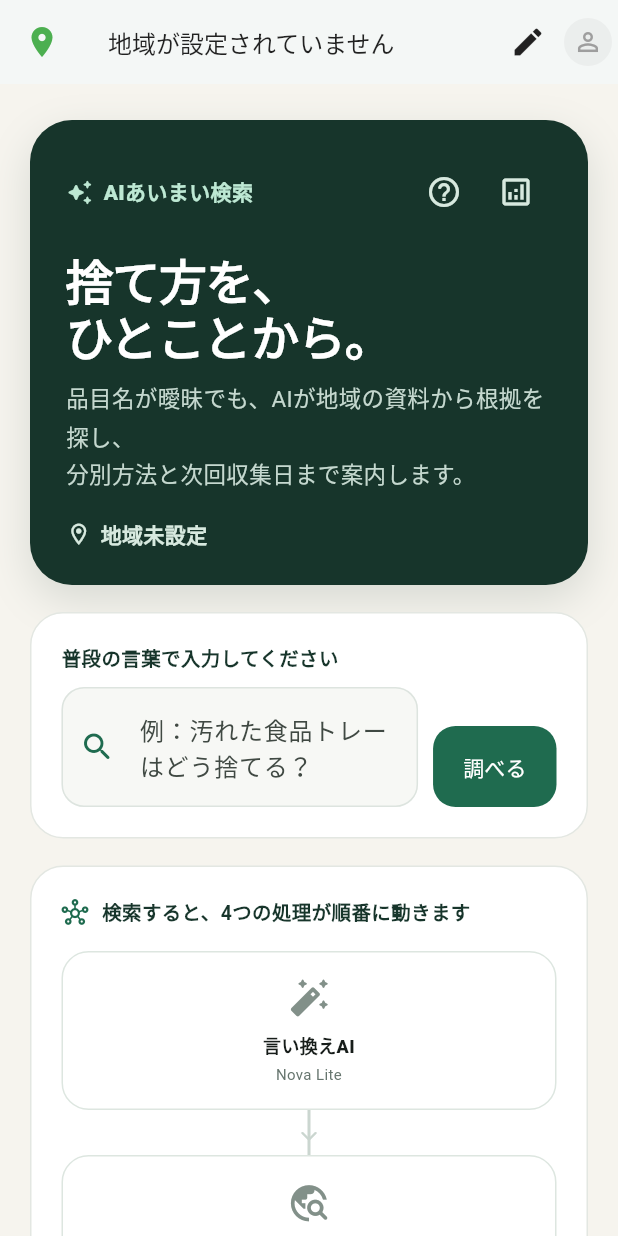
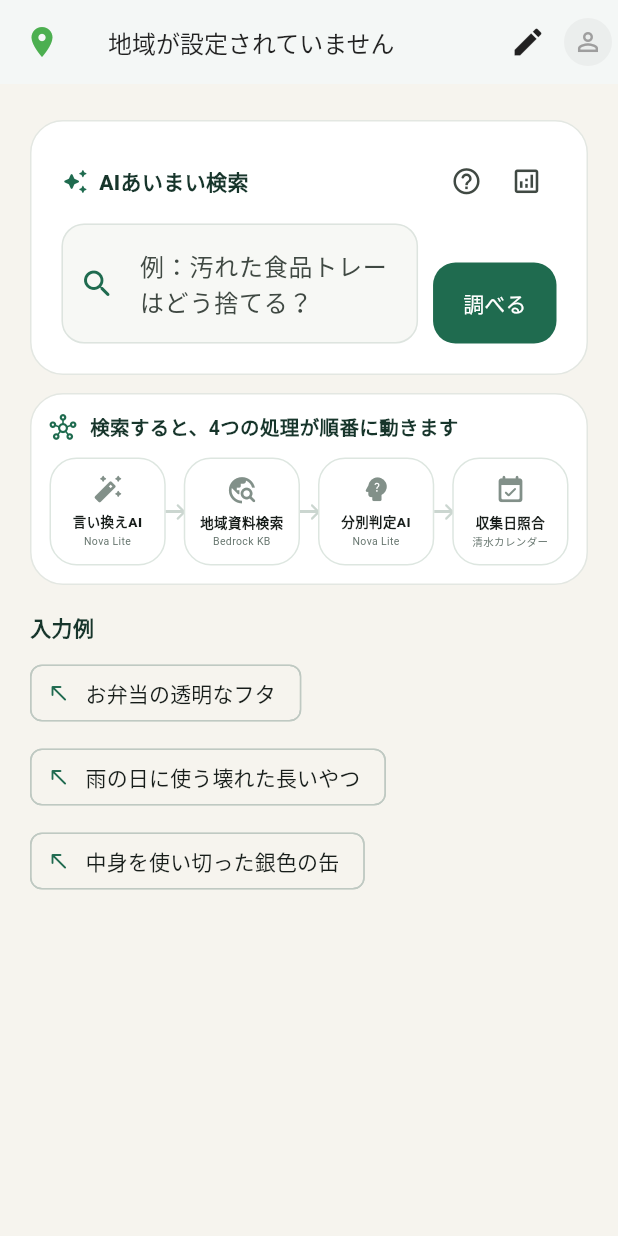
Before and after one commit to nlp-pbl-2026/garbage-app, a Flutter app: the SearchScreen screen opened directly, on a phone screen of 412 x 824 dp. Run offline on Flutter 3.47's test engine with Material 3 defaults, Android fonts, the phone set to English and light mode, and no system bars; our stand-ins replace csv, flutter_local_notifications, flutter_riverpod, geocoding, geolocator, share_plus and 3 more; accounts and stored records are empty.

Commit message:
fix: スマホ検索画面をコンパクトに改善

```diff
--- a/frontend/lib/screens/search_screen.dart
+++ b/frontend/lib/screens/search_screen.dart
@@ -118,7 +118,6 @@ class _SearchScreenState extends ConsumerState<SearchScreen> {
 
   @override
   Widget build(BuildContext context) {
-    final region = ref.watch(regionSettingProvider).valueOrNull;
     return Scaffold(
       backgroundColor: _surface,
       appBar: RegionHeader(
@@ -138,17 +137,22 @@ class _SearchScreenState extends ConsumerState<SearchScreen> {
             child: ListView(
               padding: const EdgeInsets.fromLTRB(20, 24, 20, 120),
               children: [
-                _buildHero(region),
-                const SizedBox(height: 18),
+                if (!_isLoading &&
+                    _error == null &&
+                    _result?.needsClarification == true) ...[
+                  _buildClarificationCard(_result!),
+                  const SizedBox(height: 10),
+                ],
                 _buildSearchCard(),
-                const SizedBox(height: 18),
+                const SizedBox(height: 12),
                 _buildPipelineCard(),
-                const SizedBox(height: 18),
+                const SizedBox(height: 12),
                 if (_error != null) _buildErrorCard(),
-                if (!_isLoading && _error == null && _result != null)
-                  _result!.needsClarification
-                      ? _buildClarificationCard(_result!)
-                      : _buildAnswerCard(_result!),
+                if (!_isLoading &&
+                    _error == null &&
+                    _result != null &&
+                    !_result!.needsClarification)
+                  _buildAnswerCard(_result!),
                 if (!_isLoading && _result == null && _error == null)
                   _buildExamples(),
               ],
@@ -159,114 +163,51 @@ class _SearchScreenState extends ConsumerState<SearchScreen> {
     );
   }
 
-  Widget _buildHero(RegionSetting? region) {
-    return Container(
-      padding: const EdgeInsets.all(24),
-      decoration: BoxDecoration(
-        color: _ink,
-        borderRadius: BorderRadius.circular(28),
-        boxShadow: const [
-          BoxShadow(
-            color: Color(0x2417352B),
-            blurRadius: 24,
-            offset: Offset(0, 10),
-          ),
-        ],
-      ),
+  Widget _buildSearchCard() {
+    final isClarification = _pendingQuestion != null;
+    return _panel(
       child: Column(
         crossAxisAlignment: CrossAxisAlignment.start,
         children: [
           Row(
             children: [
-              const Expanded(
-                child: Row(children: [
-                  Icon(Icons.auto_awesome_rounded,
-                      color: Color(0xFFBDE8D3), size: 18),
-                  SizedBox(width: 7),
-                  Text('AIあいまい検索',
-                      style: TextStyle(
-                          color: Color(0xFFBDE8D3),
-                          fontWeight: FontWeight.w800)),
-                ]),
+              const Icon(Icons.auto_awesome_rounded, color: _green, size: 18),
+              const SizedBox(width: 7),
+              Expanded(
+                child: Text(
+                  isClarification ? '回答を入力' : 'AIあいまい検索',
+                  style: const TextStyle(
+                    color: _ink,
+                    fontSize: 14,
+                    fontWeight: FontWeight.w800,
+                  ),
+                ),
               ),
               IconButton(
                 tooltip: 'あいまい検索の仕組み',
+                visualDensity: VisualDensity.compact,
                 onPressed: () => Navigator.push(
                   context,
                   MaterialPageRoute(
                     builder: (_) => const SearchSystemGuideScreen(),
                   ),
                 ),
-                icon: const Icon(Icons.help_outline_rounded,
-                    color: Color(0xFFD7E9DF)),
+                icon: const Icon(Icons.help_outline_rounded, size: 21),
               ),
               IconButton(
                 tooltip: '検索ログを分析',
+                visualDensity: VisualDensity.compact,
                 onPressed: () => Navigator.push(
                   context,
                   MaterialPageRoute(
                     builder: (_) => const SearchAnalyticsScreen(),
                   ),
                 ),
-                icon: const Icon(Icons.analytics_outlined,
-                    color: Color(0xFFD7E9DF)),
+                icon: const Icon(Icons.analytics_outlined, size: 21),
               ),
             ],
           ),
-          const SizedBox(height: 16),
-          const Text(
-            '捨て方を、\nひとことから。',
-            style: TextStyle(
-              color: Colors.white,
-              fontSize: 32,
-              height: 1.15,
-              fontWeight: FontWeight.w800,
-              letterSpacing: -0.8,
-            ),
-          ),
-          const SizedBox(height: 10),
-          const Text(
-            '品目名が曖昧でも、AIが地域の資料から根拠を探し、\n'
-            '分別方法と次回収集日まで案内します。',
-            style: TextStyle(
-              color: Color(0xFFC5D8CF),
-              fontSize: 15,
-              height: 1.65,
-            ),
-          ),
-          const SizedBox(height: 18),
-          Row(children: [
-            const Icon(Icons.location_on_outlined,
-                color: Color(0xFFD7E9DF), size: 17),
-            const SizedBox(width: 6),
-            Text(
-              region == null
-                  ? '地域未設定'
-                  : '${region.municipalityName}・${region.districtName}地区',
-              style: const TextStyle(
-                  color: Color(0xFFD7E9DF), fontWeight: FontWeight.w600),
-            ),
-          ]),
-        ],
-      ),
-    );
-  }
-
-  Widget _buildSearchCard() {
-    final isClarification = _pendingQuestion != null;
-    return _panel(
-      child: Column(
-        crossAxisAlignment: CrossAxisAlignment.start,
-        children: [
-          Text(
-            isClarification ? '追加情報を入力' : '普段の言葉で入力してください',
-            style: const TextStyle(
-              color: _ink,
-              fontSize: 13,
-              fontWeight: FontWeight.w700,
-            ),
-          ),
-          const SizedBox(height: 10),
+          const SizedBox(height: 8),
           Row(
             crossAxisAlignment: CrossAxisAlignment.end,
             children: [
@@ -316,6 +257,7 @@ class _SearchScreenState extends ConsumerState<SearchScreen> {
   }
 
   Widget _buildPipelineCard() {
+    final compact = MediaQuery.sizeOf(context).width < 620;
     final message = switch (_pipelineStage) {
       SearchPipelineStage.idle => '検索すると、4つの処理が順番に動きます',
       SearchPipelineStage.rewriting => '言い換えAIが質問の意味を整理しています',
@@ -324,6 +266,7 @@ class _SearchScreenState extends ConsumerState<SearchScreen> {
       SearchPipelineStage.completed => 'すべての処理が完了しました',
     };
     return _panel(
+      padding: EdgeInsets.all(compact ? 12 : 20),
       child: Column(
         crossAxisAlignment: CrossAxisAlignment.start,
         children: [
@@ -350,7 +293,7 @@ class _SearchScreenState extends ConsumerState<SearchScreen> {
               ),
             ],
           ),
-          const SizedBox(height: 16),
+          SizedBox(height: compact ? 10 : 16),
           SearchPipelineView(stage: _pipelineStage),
         ],
       ),
@@ -609,10 +552,11 @@ class _SearchScreenState extends ConsumerState<SearchScreen> {
     required Widget child,
     Color color = Colors.white,
     Color borderColor = const Color(0xFFE3E7E2),
+    EdgeInsetsGeometry padding = const EdgeInsets.all(20),
   }) {
     return Container(
       width: double.infinity,
-      padding: const EdgeInsets.all(20),
+      padding: padding,
       decoration: BoxDecoration(
         color: color,
         borderRadius: BorderRadius.circular(22),
--- a/frontend/lib/widgets/search_pipeline_view.dart
+++ b/frontend/lib/widgets/search_pipeline_view.dart
@@ -54,7 +54,7 @@ class _SearchPipelineViewState extends State<SearchPipelineView>
   Widget build(BuildContext context) {
     return LayoutBuilder(
       builder: (context, constraints) {
-        final horizontal = constraints.maxWidth >= 620 && !widget.compact;
+        final spacious = constraints.maxWidth >= 620 && !widget.compact;
         final children = <Widget>[];
         for (var i = 0; i < _steps.length; i++) {
           final card = _AgentCard(
@@ -63,26 +63,24 @@ class _SearchPipelineViewState extends State<SearchPipelineView>
                 (widget.stage == SearchPipelineStage.classifying && i == 3),
             complete: _activeIndex > i,
             motion: _motion,
+            compact: !spacious,
           );
-          children.add(horizontal ? Expanded(child: card) : card);
+          children.add(Expanded(child: card));
           if (i < _steps.length - 1) {
             final transferring = _activeIndex == i + 1 ||
                 (widget.stage == SearchPipelineStage.classifying && i == 2);
             children.add(
               _AnimatedConnector(
-                vertical: !horizontal,
+                vertical: false,
                 active: transferring,
                 complete: _activeIndex > i + 1,
                 motion: _motion,
+                compact: !spacious,
               ),
             );
           }
         }
-        return horizontal
-            ? Row(children: children)
-            : Column(
-                crossAxisAlignment: CrossAxisAlignment.stretch,
-                children: children);
+        return Row(key: const Key('search-pipeline-row'), children: children);
       },
     );
   }
@@ -101,12 +99,14 @@ class _AgentCard extends StatelessWidget {
   final bool active;
   final bool complete;
   final Animation<double> motion;
+  final bool compact;
 
   const _AgentCard({
     required this.step,
     required this.active,
     required this.complete,
     required this.motion,
+    required this.compact,
   });
 
   @override
@@ -120,8 +120,11 @@ class _AgentCard extends StatelessWidget {
       },
       child: AnimatedContainer(
         duration: const Duration(milliseconds: 280),
-        constraints: const BoxConstraints(minHeight: 106),
-        padding: const EdgeInsets.symmetric(horizontal: 10, vertical: 14),
+        constraints: BoxConstraints(minHeight: compact ? 72 : 106),
+        padding: EdgeInsets.symmetric(
+          horizontal: compact ? 3 : 10,
+          vertical: compact ? 8 : 14,
+        ),
         decoration: BoxDecoration(
           color: active
               ? const Color(0xFFE2F5EA)
@@ -150,7 +153,7 @@ class _AgentCard extends StatelessWidget {
               clipBehavior: Clip.none,
               children: [
                 Icon(step.icon,
-                    size: 29,
+                    size: compact ? 21 : 29,
                     color: active || complete
                         ? const Color(0xFF1F6B4F)
                         : const Color(0xFF829089)),
@@ -163,15 +166,19 @@ class _AgentCard extends StatelessWidget {
                   ),
               ],
             ),
-            const SizedBox(height: 8),
+            SizedBox(height: compact ? 5 : 8),
             Text(step.title,
                 textAlign: TextAlign.center,
-                style:
-                    const TextStyle(fontWeight: FontWeight.w800, fontSize: 12)),
-            const SizedBox(height: 3),
+                style: TextStyle(
+                    fontWeight: FontWeight.w800, fontSize: compact ? 9 : 12)),
+            SizedBox(height: compact ? 1 : 3),
             Text(step.technology,
                 textAlign: TextAlign.center,
-                style: const TextStyle(fontSize: 10, color: Color(0xFF66756E))),
+                maxLines: 1,
+                overflow: TextOverflow.ellipsis,
+                style: TextStyle(
+                    fontSize: compact ? 7 : 10,
+                    color: const Color(0xFF66756E))),
           ],
         ),
       ),
@@ -184,12 +191,14 @@ class _AnimatedConnector extends StatelessWidget {
   final bool active;
   final bool complete;
   final Animation<double> motion;
+  final bool compact;
 
   const _AnimatedConnector({
     required this.vertical,
     required this.active,
     required this.complete,
     required this.motion,
+    required this.compact,
   });
 
   @override
@@ -197,8 +206,8 @@ class _AnimatedConnector extends StatelessWidget {
     final color =
         active || complete ? const Color(0xFF2A8A65) : const Color(0xFFCBD6D0);
     return SizedBox(
-      width: vertical ? double.infinity : 34,
-      height: vertical ? 30 : 106,
+      width: vertical ? double.infinity : (compact ? 12 : 34),
+      height: vertical ? 30 : (compact ? 72 : 106),
       child: AnimatedBuilder(
         animation: motion,
         builder: (context, _) {
```
Also changed, not shown: 1 other file.
